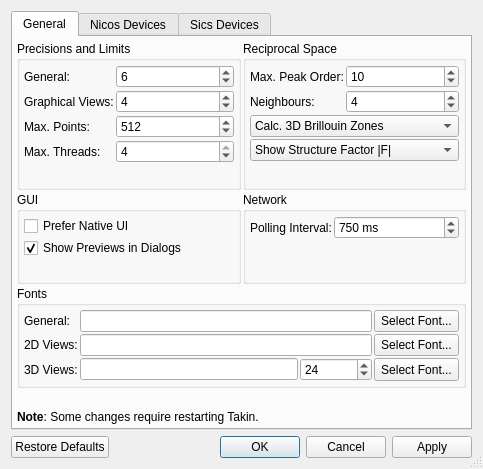
The window that ui/settings.ui (t-weber/takin) describes before a commit, drawn with Qt 5.
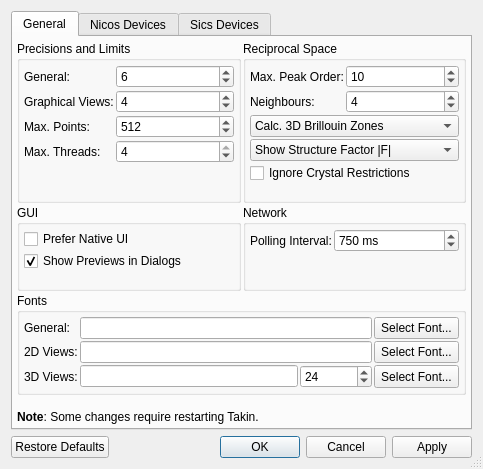
The same window after the commit.

Diff of the .ui file:
```diff
--- a/ui/settings.ui
+++ b/ui/settings.ui
@@ -379,6 +379,16 @@
             </property>
            </widget>
           </item>
+          <item row="4" column="0" colspan="2">
+           <widget class="QCheckBox" name="checkIgnoreXtalRestrictions">
+            <property name="text">
+             <string>Ignore Crystal Restrictions</string>
+            </property>
+            <property name="toolTip">
+             <string>Always allow setting of lattice constants and angles, disregarding the space group. WARNING: Only used for testing!</string>
+            </property>
+           </widget>
+          </item>
           <item row="3" column="0" colspan="2">
            <widget class="QComboBox" name="comboSFact">
             <property name="sizePolicy">
@@ -452,7 +462,7 @@
             </property>
            </widget>
           </item>
-          <item row="4" column="0" colspan="2">
+          <item row="5" column="0" colspan="2">
            <spacer name="verticalSpacer_6">
             <property name="orientation">
              <enum>Qt::Vertical</enum>
```
Left out of the diff: 1 changed line with no effect on the pictures.
